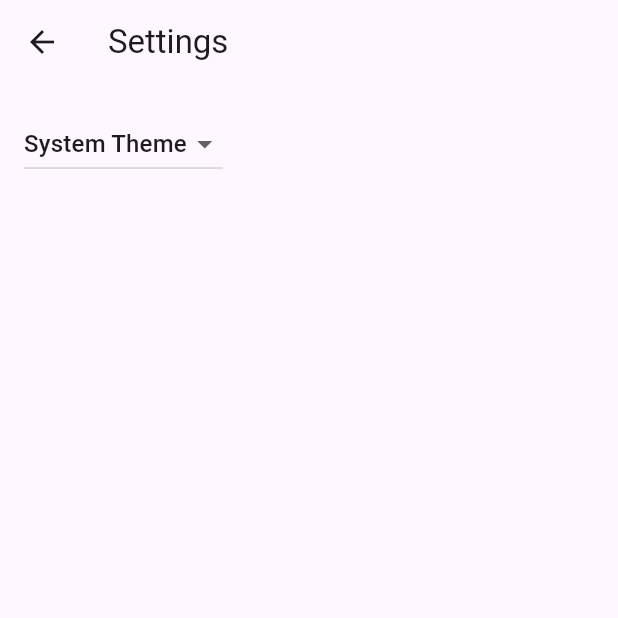
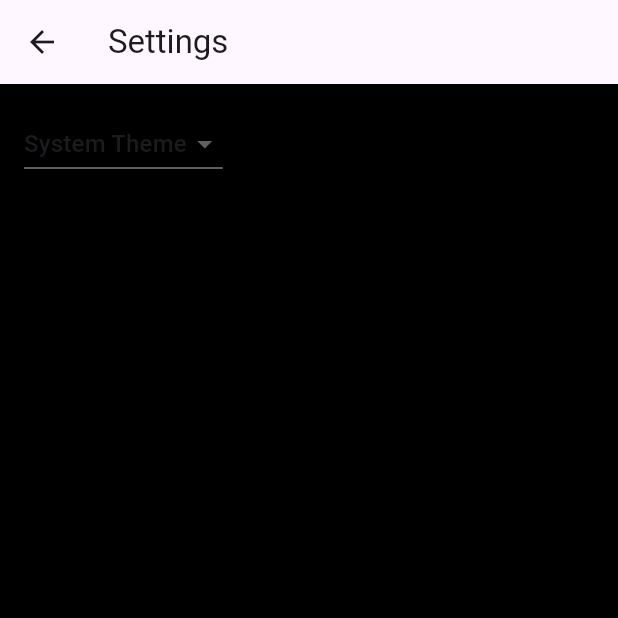
Before and after one commit to burnerlee/flutter-ai, a Flutter app: the screen it shows after launch, after a tap on the "settings" icon, on a phone screen of 412 x 824 dp, the top half of it. Run offline on Flutter 3.47's test engine with Material 3 defaults, Android fonts, the phone set to English and light mode, and no system bars; generated files the repository leaves out were written again.

Commit message:
Changed background color to black and updated theme settings

```diff
--- a/lib/src/app.dart
+++ b/lib/src/app.dart
@@ -56,7 +56,9 @@ class MyApp extends StatelessWidget {
           // Define a light and dark color theme. Then, read the user's
           // preferred ThemeMode (light, dark, or system default) from the
           // SettingsController to display the correct theme.
-          theme: ThemeData(),
+          theme: ThemeData(
+            scaffoldBackgroundColor: Colors.black, // Setting the background color to black
+          ),
           darkTheme: ThemeData.dark(),
           themeMode: settingsController.themeMode,
 
```
